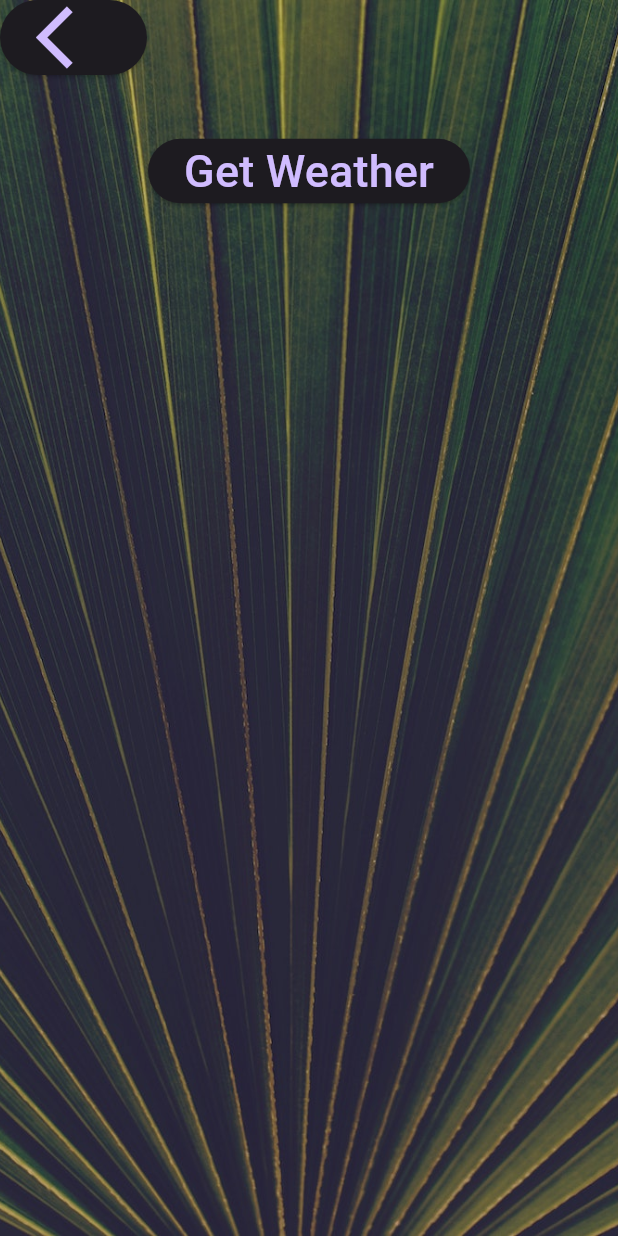
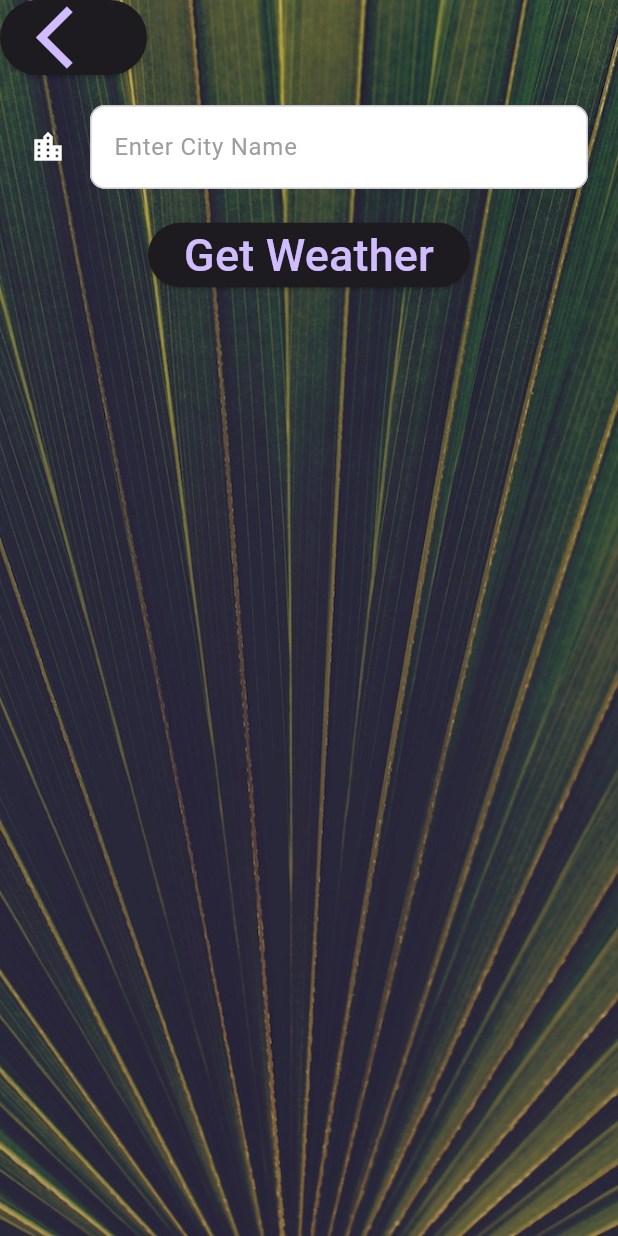
Before and after one commit to alexmortelsison/weather_test, a Flutter app: the CityScreen screen opened directly, on a phone screen of 412 x 824 dp. Run offline on Flutter 3.47's test engine with Material 3 defaults, Android fonts, the phone set to English and light mode, and no system bars; our stand-ins replace flutter_spinkit, geolocator; Roboto replaces fonts that are missing (Spartan MB).

Commit message:
updated UI

```diff
--- a/lib/screens/city_screen.dart
+++ b/lib/screens/city_screen.dart
@@ -10,6 +10,7 @@ class CityScreen extends StatefulWidget {
 }
 
 class _CityScreenState extends State<CityScreen> {
+  late String cityName;
   @override
   Widget build(BuildContext context) {
     return Scaffold(
@@ -27,7 +28,9 @@ class _CityScreenState extends State<CityScreen> {
               Align(
                 alignment: Alignment.topLeft,
                 child: ElevatedButton(
-                  onPressed: () {},
+                  onPressed: () {
+                    Navigator.pop(context);
+                  },
                   child: const Icon(
                     Icons.arrow_back_ios,
                     size: 50.0,
@@ -36,10 +39,20 @@ class _CityScreenState extends State<CityScreen> {
               ),
               Container(
                 padding: const EdgeInsets.all(20.0),
-                child: null,
+                child: TextField(
+                  style: const TextStyle(
+                    color: Colors.black,
+                  ),
+                  decoration: kTextFieldInputDecoration,
+                  onChanged: (value) {
+                    cityName = value;
+                  },
+                ),
               ),
               ElevatedButton(
-                onPressed: () {},
+                onPressed: () {
+                  Navigator.pop(context, cityName);
+                },
                 child: const Text(
                   'Get Weather',
                   style: kButtonTextStyle,
--- a/lib/services/location.dart
+++ b/lib/services/location.dart
@@ -11,6 +11,7 @@ class Location {
       latitude = position.latitude;
       longitude = position.longitude;
     } catch (e) {
+      null;
     }
   }
 }
--- a/lib/utilities/constants.dart
+++ b/lib/utilities/constants.dart
@@ -18,3 +18,21 @@ const kButtonTextStyle = TextStyle(
 const kConditionTextStyle = TextStyle(
   fontSize: 100.0,
 );
+
+const kTextFieldInputDecoration = InputDecoration(
+  filled: true,
+  fillColor: Colors.white,
+  icon: Icon(
+    Icons.location_city,
+    color: Colors.white,
+  ),
+  hintText: 'Enter City Name',
+  hintStyle: TextStyle(
+    color: Colors.grey,
+  ),
+  border: OutlineInputBorder(
+    borderRadius: BorderRadius.all(
+      Radius.circular(10.0),
+    ),
+  ),
+);
```
Also changed, not shown: lib/screens/loading_screen.dart (+4 -9 lines), lib/screens/location_screen.dart (+42 -9 lines), lib/services/weather.dart (+23 -0 lines).
